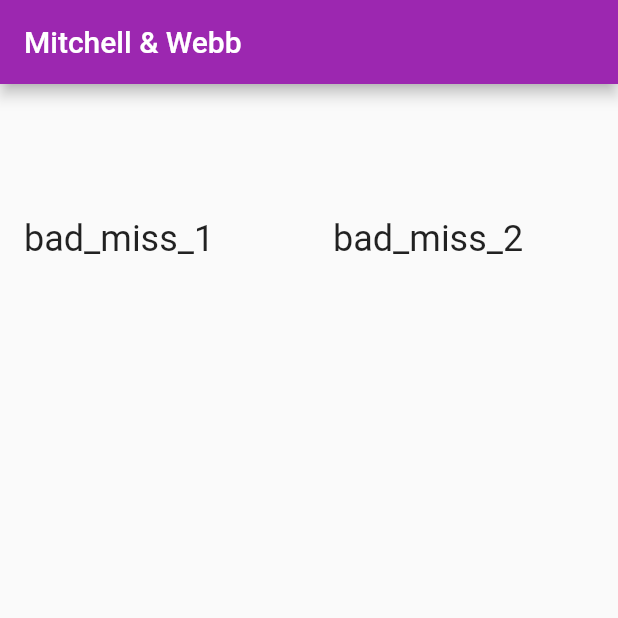
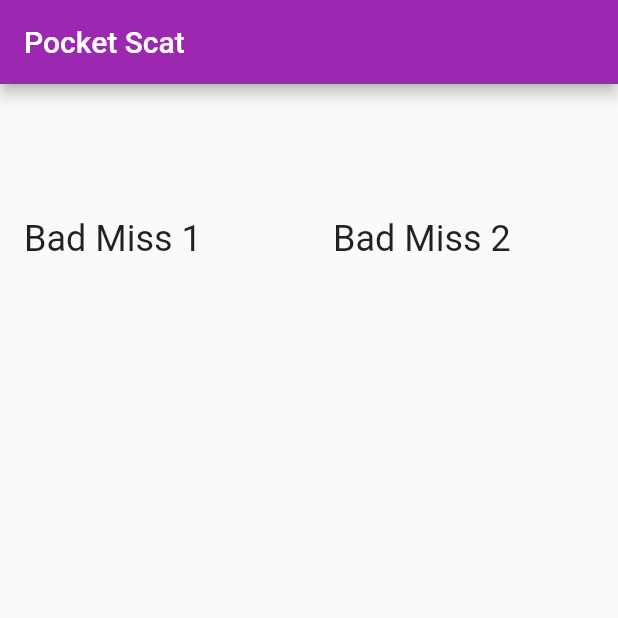
Before and after one commit to mdr/pocket-scat, a Flutter app: the screen it shows after launch, on a phone screen of 412 x 824 dp, the top half of it. Run offline on Flutter 3.47's test engine with Material 2 defaults, Android fonts, the light colour scheme and no system bars; our stand-ins replace audioplayers.

Commit message:
Do away with categories for now, start building up main list

```diff
--- a/lib/main.dart
+++ b/lib/main.dart
@@ -5,8 +5,7 @@
 import 'package:audioplayers/audio_cache.dart';
 import 'package:audioplayers/audioplayers.dart';
 import 'package:flutter/material.dart';
-
-import 'util/QuoteCategory.dart';
+import 'package:pocket_scat/util/QuotesList.dart';
 
 void main() => runApp(MyApp());
 
@@ -15,36 +14,26 @@ class MyApp extends StatelessWidget {
   Widget build(BuildContext context) {
     return MaterialApp(
         title: 'Mitchell & Webb',
-        home: QuotesForCategory(QuoteCategory(name: 'Mitchell & Webb')));
+        home: QuotesWidget());
   }
 }
 
-class QuotesForCategory extends StatefulWidget {
-  final QuoteCategory category;
-
-  QuotesForCategory(this.category);
+class QuotesWidget extends StatefulWidget {
 
   @override
-  CategoryState createState() => CategoryState(category);
+  QuoteState createState() => QuoteState();
 }
 
-class CategoryState extends State<QuotesForCategory> {
-  final List<String> quotes = ["bad_miss_1", "bad_miss_2"];
+class QuoteState extends State<QuotesWidget> {
   AudioPlayer player;
-
-  QuoteCategory category;
-
-  CategoryState(this.category);
 
   @override
   Widget build(BuildContext context) {
-    final title = category.name;
-
     return MaterialApp(
-      title: title,
+      title: "Pocket Scat",
       home: Scaffold(
           appBar: AppBar(
-            title: Text(title),
+            title: Text("Pocket Scat"),
             backgroundColor: Colors.purple,
           ),
           body: GridView.count(
@@ -56,11 +45,11 @@ class CategoryState extends State<QuotesForCategory> {
                   .map((quote) => Center(
                         child: ListTile(
                             title: Text(
-                              '$quote',
+                              '${quote.name}',
                               style: Theme.of(context).textTheme.headline,
                             ),
                             onTap: () {
-                              playQuote(quote);
+                              playQuote(quote.filename);
                             }),
                       ))
                   .toList())),
--- a/lib/util/Quote.dart
+++ b/lib/util/Quote.dart
@@ -1,8 +1,7 @@
-import 'package:pocket_scat/util/QuoteCategory.dart';
+class Quote {
+  String filename;
+  String name;
+  String searchStr;
 
-class Quote {
-  String name;
-  QuoteCategory category;
-
-  Quote({this.name, this.category});
+  Quote(this.filename, this.name, this.searchStr);
 }
--- a/lib/util/QuoteCategory.dart
+++ /dev/null
@@ -1,5 +0,0 @@
-class QuoteCategory {
-  String name;
-
-  QuoteCategory({this.name});
-}
--- /dev/null
+++ b/lib/util/QuotesList.dart
@@ -0,0 +1,5 @@
+import 'Quote.dart';
+
+final List<Quote> quotes = [
+  Quote("bad_miss_1", "Bad Miss 1", "Oh and that's a bad miss mitchell webb"),
+  Quote("bad_miss_2", "Bad Miss 2", "Oh and that's a bad miss mitchell webb")];
```
